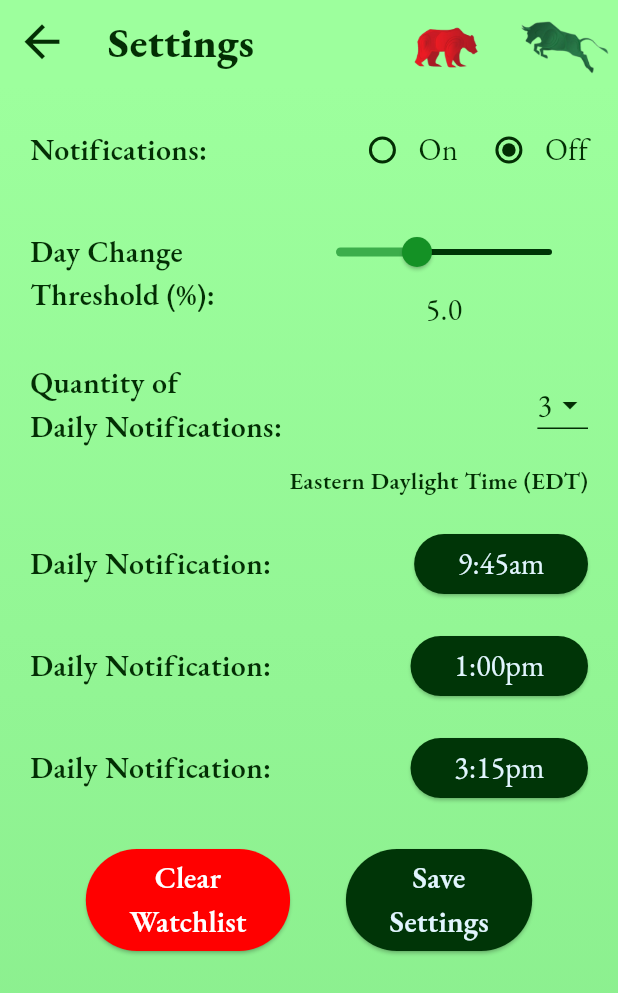
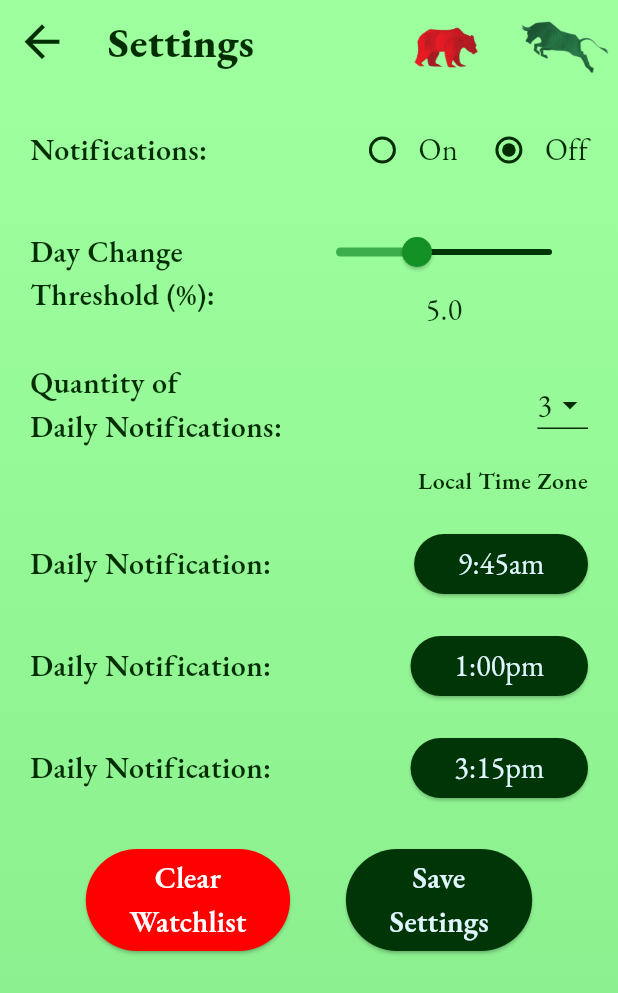
Before and after one commit to JoshMJohnson/Stock_Alert, a Flutter app: the screen it shows after launch, after a tap on the "settings" icon, on a phone screen of 412 x 824 dp. Shown: the top 993 px of the screen. Run offline on Flutter 3.47's test engine with Material 3 defaults, Android fonts, the phone set to English and light mode, and no system bars; our stand-ins replace awesome_notifications, permission_handler, shared_preferences, sqflite; missing offline and left inert: android_alarm_manager_plus, disable_battery_optimization, fading_edge_scrollview; accounts and stored records are empty.

Commit message:
tz label change

```diff
--- a/lib/pages/settingsPageWidgets/quantity_notifications_selector.dart
+++ b/lib/pages/settingsPageWidgets/quantity_notifications_selector.dart
@@ -82,7 +82,7 @@ class QuantityNotificationsSelector extends StatelessWidget {
           child: Align(
             alignment: Alignment.bottomRight,
             child: Text(
-              'Eastern Daylight Time (EDT)',
+              'Local Time Zone',
               textScaler: TextScaler.noScaling,
               style: TextStyle(
                 color: Theme.of(context).textTheme.bodyMedium!.color,
```
